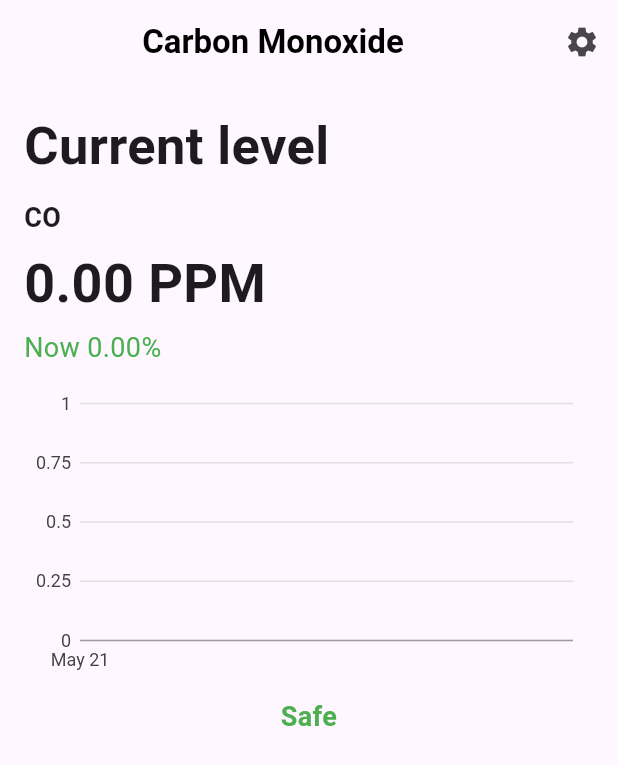
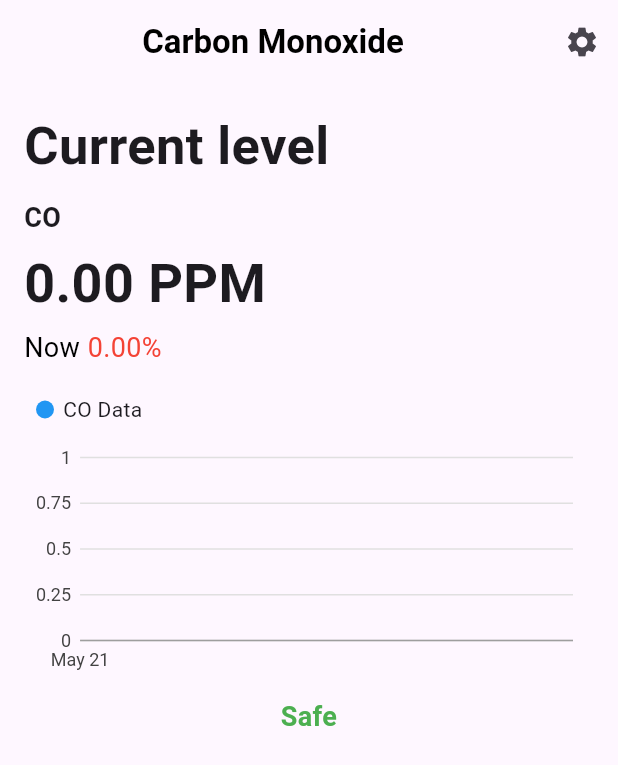
Before and after one commit to musakpg/COSense, a Flutter app: the homePage screen opened directly, on a phone screen of 412 x 824 dp. Shown: the top 765 px of the screen. Run offline on Flutter 3.47's test engine with Material 3 defaults, Android fonts, the light colour scheme and no system bars; our stand-ins replace charts_flutter, cloud_firestore, firebase_auth, firebase_core, firebase_database, flutter_local_notifications and 1 more; missing offline and left inert: sendgrid_mailer; accounts and stored records are empty.

Commit message:
new chart and new actions

```diff
--- a/lib/page/homePage.dart
+++ b/lib/page/homePage.dart
@@ -4,31 +4,30 @@ import 'package:firebase_core/firebase_core.dart';
 import 'package:firebase_database/firebase_database.dart';
 import 'package:flutter_local_notifications/flutter_local_notifications.dart';
 import 'package:sendgrid_mailer/sendgrid_mailer.dart';
-import 'package:cloud_firestore/cloud_firestore.dart'; // Import Firestore
-import 'package:firebase_auth/firebase_auth.dart'; // Import FirebaseAuth
+import 'package:cloud_firestore/cloud_firestore.dart';
+import 'package:firebase_auth/firebase_auth.dart';
 import 'package:fypcosense/page/signInPage.dart';
-import 'package:fypcosense/page/settingProfile.dart'; // Import SettingProfile page
-import 'package:fypcosense/page/settingEmergency.dart'; // Import SettingEmergency page
+import 'package:fypcosense/page/settingProfile.dart';
+import 'package:fypcosense/page/settingEmergency.dart';
 
-// Constant variables for notification initialization (replace icon with your notification icon)
 const initializationSettingsAndroid = AndroidInitializationSettings('icon');
 
 class homePage extends StatefulWidget {
   const homePage({Key? key}) : super(key: key);
+
   @override
   _homePageState createState() => _homePageState();
 }
 
 class _homePageState extends State<homePage> {
-  double coRate = 0; // Initial value
-  double previousCoRate = 0; // Previous CO rate to calculate the change percentage
-  String carState = ''; // Variable to hold car state
-  List<CODataPoint> coDataPoints = []; // List to hold CO data points
+  double coRate = 0;
+  double previousCoRate = 0;
+  String carState = '';
+  List<CODataPoint> coDataPoints = [];
 
-  // Initialize Firebase
   late FirebaseDatabase database;
-  final FirebaseFirestore _firestore = FirebaseFirestore.instance; // Firestore instance
-  final FirebaseAuth _auth = FirebaseAuth.instance; // FirebaseAuth instance
+  final FirebaseFirestore _firestore = FirebaseFirestore.instance;
+  final FirebaseAuth _auth = FirebaseAuth.instance;
 
   @override
   void initState() {
@@ -74,10 +73,10 @@ class _homePageState extends State<homePage> {
                           leading: Icon(Icons.person),
                           title: Text('Profile Settings'),
                           onTap: () {
-                            Navigator.pop(context); // Close the bottom sheet
+                            Navigator.pop(context);
                             Navigator.push(
                               context,
-                              MaterialPageRoute(builder: (context) => SettingProfile()), // Navigate to profile settings screen
+                              MaterialPageRoute(builder: (context) => SettingProfile()),
                             );
                           },
                         ),
@@ -85,10 +84,10 @@ class _homePageState extends State<homePage> {
                           leading: Icon(Icons.contact_phone),
                           title: Text('Emergency Contact Settings'),
                           onTap: () {
-                            Navigator.pop(context); // Close the bottom sheet
+                            Navigator.pop(context);
                             Navigator.push(
                               context,
-                              MaterialPageRoute(builder: (context) => EmergencySetupScreen()), // Navigate to emergency contact settings screen
+                              MaterialPageRoute(builder: (context) => EmergencySetupScreen()),
                             );
                           },
                         ),
@@ -96,8 +95,8 @@ class _homePageState extends State<homePage> {
                           leading: Icon(Icons.logout),
                           title: Text('Logout'),
                           onTap: () {
-                            _signOut(); // Perform logout action
-                            Navigator.pop(context); // Close the bottom sheet
+                            _signOut();
+                            Navigator.pop(context);
                           },
                         ),
                       ],
@@ -126,15 +125,27 @@ class _homePageState extends State<homePage> {
                   'CO',
                   style: TextStyle(fontSize: 18, fontWeight: FontWeight.bold),
                 ),
-                SizedBox(height: 5), // Adjust the spacing between lines
+                SizedBox(height: 5),
                 Text(
                   '${coRate.toStringAsFixed(2)} PPM',
                   style: TextStyle(fontSize: 36, fontWeight: FontWeight.bold),
                 ),
-                SizedBox(height: 5), // Adjust the spacing between lines
-                Text(
-                  'Now ${_calculateChangePercentage(coRate, previousCoRate).toStringAsFixed(2)}%',
-                  style: TextStyle(fontSize: 18, color: Colors.green),
+                SizedBox(height: 5),
+                Row(
+                  children: [
+                    Text(
+                      'Now',
+                      style: TextStyle(fontSize: 18, color: Colors.black),
+                    ),
+                    SizedBox(width: 5), // Adjust the spacing between the text widgets
+                    Text(
+                      '${_calculateChangePercentage(coRate, previousCoRate).toStringAsFixed(2)}%',
+                      style: TextStyle(
+                        fontSize: 18,
+                        color: _calculateChangePercentage(coRate, previousCoRate) < 0 ? Colors.green : Colors.red,
+                      ),
+                    ),
+                  ],
                 ),
               ],
             ),
@@ -146,6 +157,22 @@ class _homePageState extends State<homePage> {
                 _createLineData(coDataPoints),
                 animate: true,
                 dateTimeFactory: const charts.LocalDateTimeFactory(),
+                behaviors: [
+                  charts.PanAndZoomBehavior(),
+                  charts.SeriesLegend(),
+                ],
+                primaryMeasureAxis: charts.NumericAxisSpec(
+                  tickProviderSpec:
+                  charts.BasicNumericTickProviderSpec(desiredTickCount: 5),
+                ),
+                domainAxis: charts.DateTimeAxisSpec(
+                  tickFormatterSpec: charts.AutoDateTimeTickFormatterSpec(
+                    hour: charts.TimeFormatterSpec(
+                      format: 'HH:mm',
+                      transitionFormat: 'HH:mm',
+                    ),
+                  ),
+                ),
               )
                   : Center(child: Text('Loading CO Data...')),
             ),
@@ -154,7 +181,10 @@ class _homePageState extends State<homePage> {
               child: Text(
                 carState == 'danger' ? 'Danger' : 'Safe',
                 textAlign: TextAlign.center,
-                style: TextStyle(fontWeight: FontWeight.bold, fontSize: 18, color: carState == 'danger' ? Colors.red : Colors.green),
+                style: TextStyle(
+                    fontWeight: FontWeight.bold,
+                    fontSize: 18,
+                    color: carState == 'danger' ? Colors.red : Colors.green),
               ),
             ),
             if (carState == 'danger') ...[
@@ -165,12 +195,22 @@ class _homePageState extends State<homePage> {
               ),
               SizedBox(height: 10),
               Text(
-                '• Reduce your exposure to CO',
+                '   Reduce your exposure to CO',
                 style: TextStyle(fontSize: 18),
               ),
-              SizedBox(height: 5),
+              SizedBox(height: 10),
               Text(
-                '• Turn off the car and get out',
+                '   Turn off the car and get out',
+                style: TextStyle(fontSize: 18),
+              ),
+              SizedBox(height: 10),
+              Text(
+                '   Call emergency services immediately',
+                style: TextStyle(fontSize: 18),
+              ),
+              SizedBox(height: 10),
+              Text(
+                '   If feeling unwell, seek medical attention',
                 style: TextStyle(fontSize: 18),
               ),
               SizedBox(height: 20),
@@ -182,10 +222,11 @@ class _homePageState extends State<homePage> {
   }
 
   Future<void> sendEmail(String userEmail, String emergencyEmail, String userName) async {
-    final mailer = Mailer('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');
-    final toAddress = Address(emergencyEmail); // Use emergency email fetched from Firestore
-    final fromAddress = Address(userEmail); // Use user email fetched from FirebaseAuth
-    final content = Content('text/plain', 'Alert!!! $userName\'s vehicle is in danger'); // Use user's name in content
+    final mailer =
+    Mailer('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');
+    final toAddress = Address(emergencyEmail);
+    final fromAddress = Address(userEmail);
+    final content = Content('text/plain', 'Alert!!! $userName\'s vehicle is in danger');
     final subject = 'COSense Alert';
     final personalization = Personalization([toAddress]);
 
@@ -203,22 +244,18 @@ class _homePageState extends State<homePage> {
   Future<void> initFirebase() async {
     await Firebase.initializeApp();
     database = FirebaseDatabase.instance;
-    // Listen to changes in Firebase database
     database.reference().child('rate/coRate').onValue.listen((event) {
       final newCoRate = double.tryParse(event.snapshot.value.toString()) ?? 0;
       setState(() {
         previousCoRate = coRate;
         coRate = newCoRate;
-        // Update CO data points
         coDataPoints.add(CODataPoint(DateTime.now(), coRate));
-        // Keep only the last 100 data points for display
         if (coDataPoints.length > 100) {
           coDataPoints.removeAt(0);
         }
-        // Set car state based on coRate
-        if (coRate >= 0.20) { // Change to 0.05 ppm
+        if (coRate >= 0.20) {
           carState = 'danger';
-          _notifyEmergencyContact(); // Notify if in danger state
+          _notifyEmergencyContact();
         } else {
           carState = 'normal';
         }
@@ -226,8 +263,6 @@ class _homePageState extends State<homePage> {
     });
   }
 
-
-  // Function to display an in-app notification using flutter_local_notifications
   void _showInAppNotification() async {
     final flutterLocalNotificationsPlugin = FlutterLocalNotificationsPlugin();
     const initializationSettings = InitializationSettings(android: initializationSettingsAndroid);
@@ -244,12 +279,11 @@ class _homePageState extends State<homePage> {
       ),
     );
 
-    await flutterLocalNotificationsPlugin.show(0, 'High CO Level Detected', 'Please take necessary action.', notificationDetails);
+    await flutterLocalNotificationsPlugin.show(
+        0, 'High CO Level Detected', 'Please take necessary action.', notificationDetails);
   }
 
-  // Function to display a local alert
   void _showLocalAlert() {
-    // Implement local alert using showDialog or another method to display an alert dialog
     showDialog(
       context: context,
       builder: (BuildContext context) {
@@ -270,24 +304,22 @@ class _homePageState extends State<homePage> {
   }
 
   void _notifyEmergencyContact() {
-    print('CO rate exceeded 0.20 ppm. Notifying emergency contact...'); // Change to 0.05 ppm
-    _showInAppNotification(); // Alternative 6: Display in-app notification
-    _showLocalAlert(); // Alternative 7: Display local alert
+    print('CO rate exceeded 0.20 ppm. Notifying emergency contact...');
+    _showInAppNotification();
+    _showLocalAlert();
 
-    // Fetch user's data from FirebaseAuth
     final user = FirebaseAuth.instance.currentUser;
 
     if (user != null) {
-      final userId = user.uid; // Get the user ID
+      final userId = user.uid;
       final userDocRef = _firestore.collection('users').doc(userId);
 
       userDocRef.get().then((userSnapshot) {
         if (userSnapshot.exists) {
-          final userName = userSnapshot.data()?['profile']['name'] ?? ''; // User's name (ensure existence)
-          final userEmail = user.email ?? ''; // Null-safe assignment
-          final emergencyContacts = userSnapshot.data()?['emergencyContacts'] ?? []; // User's emergency contacts (ensure existence)
+          final userName = userSnapshot.data()?['profile']['name'] ?? '';
+          final userEmail = user.email ?? '';
+          final emergencyContacts = userSnapshot.data()?['emergencyContacts'] ?? [];
 
-          // Loop through all emergency contacts
           for (var contact in emergencyContacts) {
             final contactEmail = contact['email'] ?? '';
             sendEmail(userEmail, contactEmail, userName);
@@ -305,7 +337,6 @@ class _homePageState extends State<homePage> {
     }
   }
 
-  // Function to sign out the user
   Future<void> _signOut() async {
     try {
       await _auth.signOut();
@@ -315,15 +346,14 @@ class _homePageState extends State<homePage> {
       );
     } catch (e) {
       print('Error signing out: $e');
-      // Handle sign-out errors here
     }
   }
 
-  // Create data for Line Chart
   List<charts.Series<CODataPoint, DateTime>> _createLineData(List<CODataPoint> dataPoints) {
     return [
       charts.Series<CODataPoint, DateTime>(
         id: 'CO Data',
+        colorFn: (_, __) => charts.MaterialPalette.blue.shadeDefault,
         domainFn: (CODataPoint point, _) => point.time,
         measureFn: (CODataPoint point, _) => point.coRate,
         data: dataPoints,
@@ -332,7 +362,6 @@ class _homePageState extends State<homePage> {
   }
 }
 
-// Class to represent CO data points
 class CODataPoint {
   final DateTime time;
   final double coRate;
```
